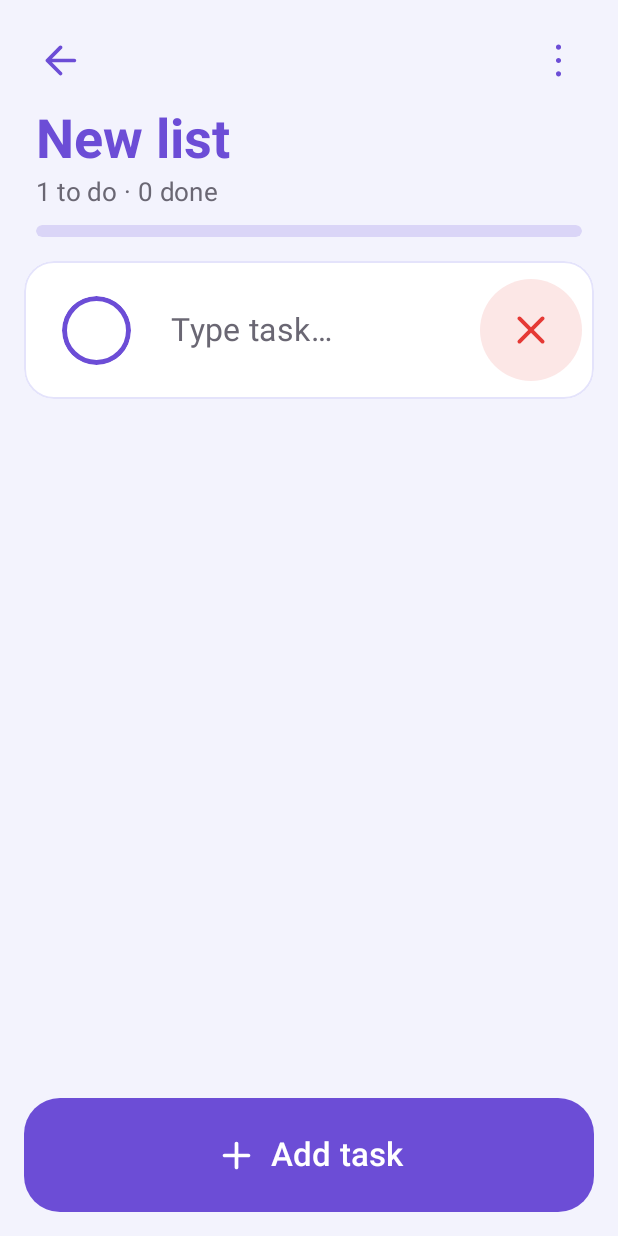
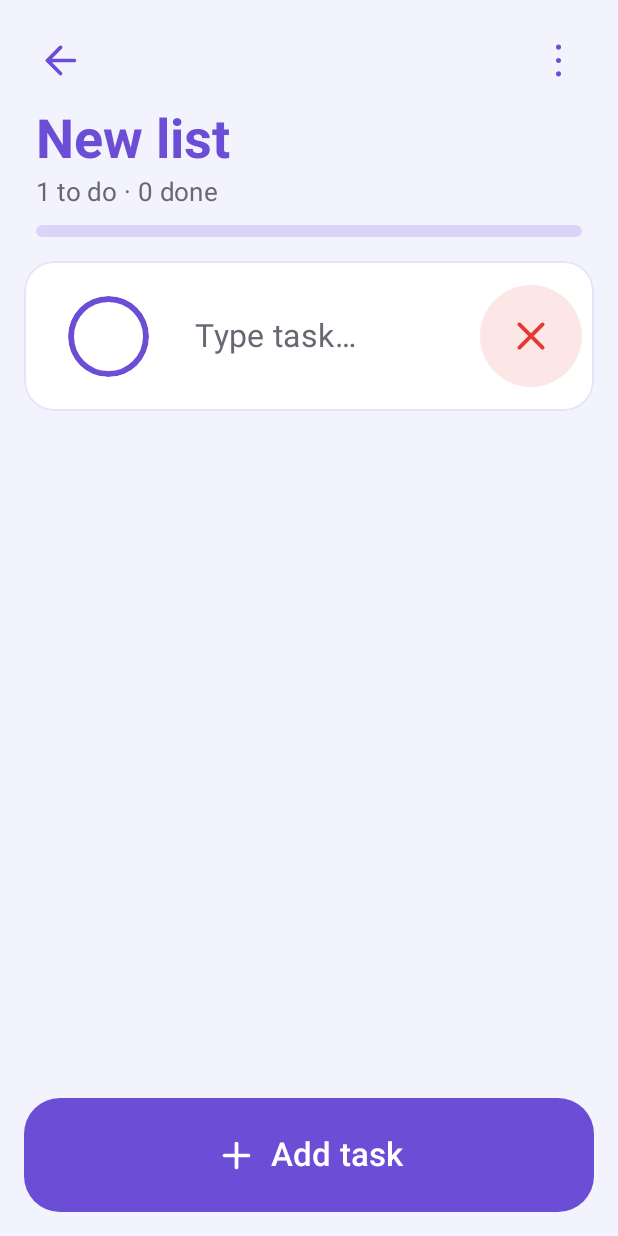
Before and after one commit to douggreenak/Checklist, an Android app built with Jetpack Compose: the composable ListScreen shown on its own in the app's theme, after a tap on "Add task", on a phone screen of 412 x 824 dp. Run offline under Robolectric (Android 15) with nearby library versions, the phone set to English and light mode, and no system bars; network calls fail; pictures from the network do not load.

Commit message:
Even larger checkbox targets; version 1.4.0
Co-Authored-By: Claude Sonnet 5.5 <noreply@anthropic.com>

```diff
--- a/app/build.gradle.kts
+++ b/app/build.gradle.kts
@@ -18,8 +18,8 @@ android {
         applicationId = "com.example.checklist"
         minSdk = 24
         targetSdk = 35
-        versionCode = 4
-        versionName = "1.3.0"
+        versionCode = 5
+        versionName = "1.4.0"
         testInstrumentationRunner = "androidx.test.runner.AndroidJUnitRunner"
     }
     signingConfigs {
--- a/app/src/main/java/com/example/checklist/ListScreen.kt
+++ b/app/src/main/java/com/example/checklist/ListScreen.kt
@@ -179,7 +179,7 @@ private fun TaskRow(
             border = BorderStroke(1.dp, MaterialTheme.colorScheme.outlineVariant),
         ) {
             Row(
-                Modifier.fillMaxWidth().heightIn(min = 92.dp).height(IntrinsicSize.Min).padding(start = 4.dp, end = 8.dp),
+                Modifier.fillMaxWidth().heightIn(min = 100.dp).height(IntrinsicSize.Min).padding(start = 4.dp, end = 8.dp),
                 verticalAlignment = Alignment.CenterVertically
             ) {
                 CheckCircle(item.checked, accent) { item.checked = !item.checked }
@@ -196,16 +196,16 @@ private fun TaskRow(
 @Composable
 private fun CheckCircle(checked: Boolean, accent: Accent, onClick: () -> Unit) {
     Box(
-        Modifier.width(88.dp).fillMaxHeight().clip(RoundedCornerShape(28.dp)).clickable(role = Role.Checkbox, onClick = onClick),
+        Modifier.width(104.dp).fillMaxHeight().clip(RoundedCornerShape(28.dp)).clickable(role = Role.Checkbox, onClick = onClick),
         contentAlignment = Alignment.Center
     ) {
         Box(
-            Modifier.size(46.dp).clip(CircleShape)
+            Modifier.size(54.dp).clip(CircleShape)
                 .background(if (checked) accent.color else Color.Transparent)
-                .border(3.dp, accent.color, CircleShape),
+                .border(3.5.dp, accent.color, CircleShape),
             contentAlignment = Alignment.Center
         ) {
-            if (checked) Icon(painterResource(R.drawable.ic_check), "Done", tint = accent.on, modifier = Modifier.size(32.dp))
+            if (checked) Icon(painterResource(R.drawable.ic_check), "Done", tint = accent.on, modifier = Modifier.size(38.dp))
         }
     }
 }
```
Also changed, not shown: 3 other files.
